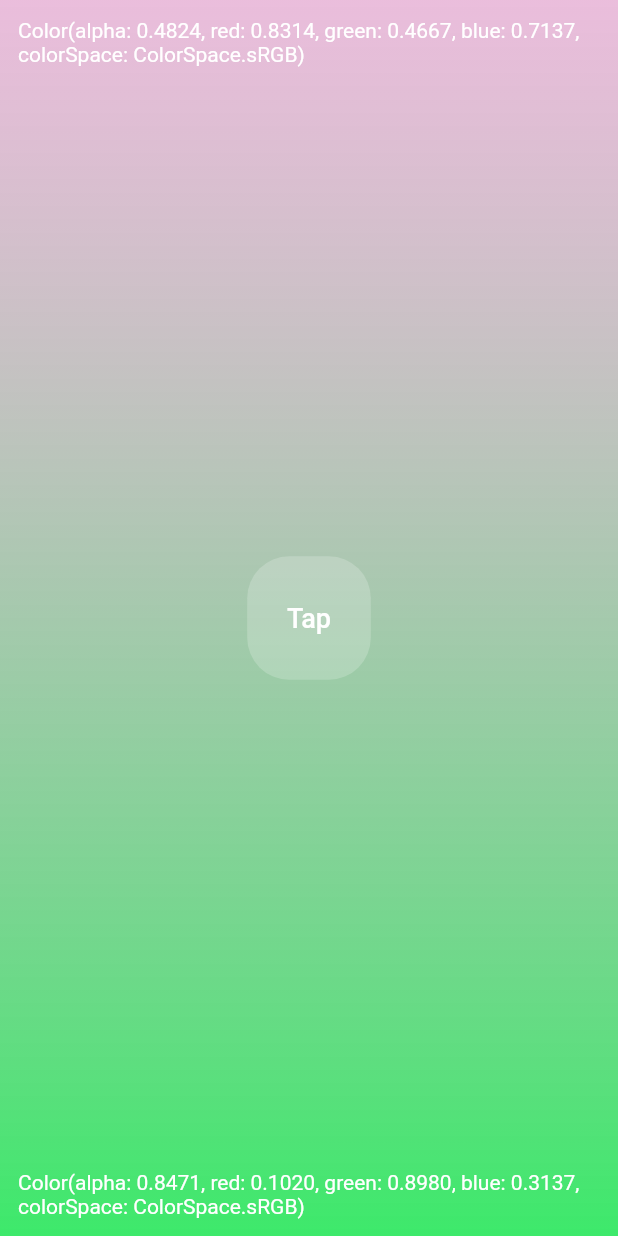
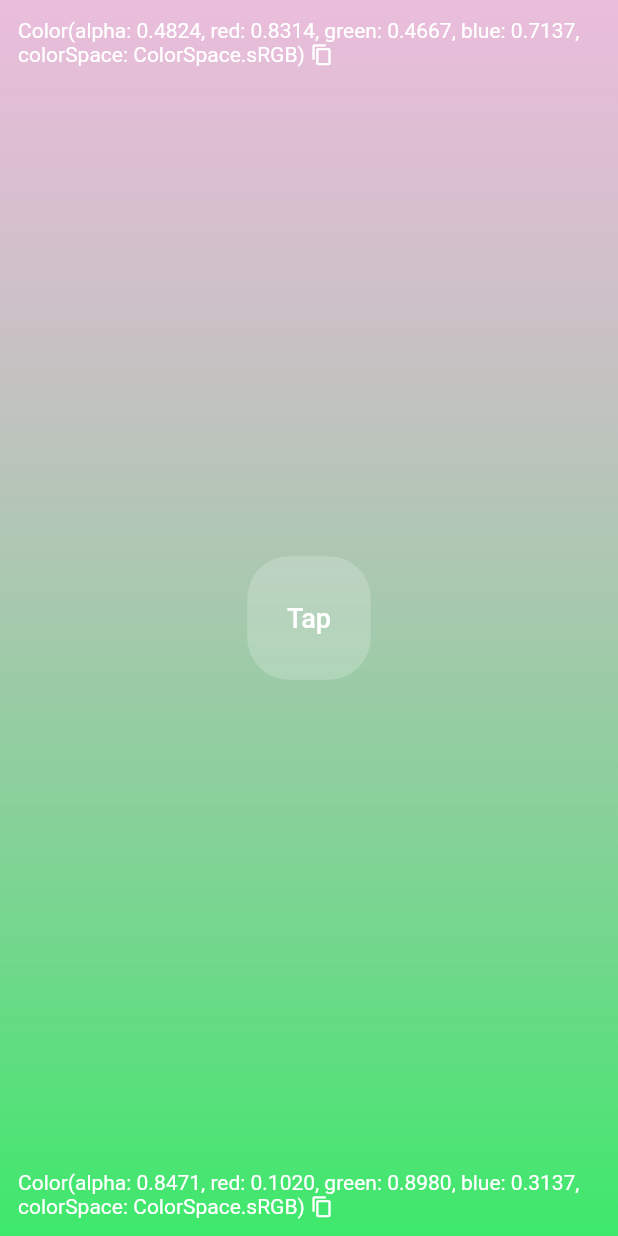
Before and after one commit to RafatMeraz/ostad-practice-projects, a Flutter app: the screen it shows after launch, after a tap on "Tap", on a phone screen of 412 x 824 dp. Run offline on Flutter 3.47's test engine with Material 2 defaults, Android fonts, the phone set to English and light mode, and no system bars; our stand-ins replace fluttertoast.

Commit message:
Can copy color codes, Update readme.md

```diff
--- a/gradient_color_generator/lib/home_screen.dart
+++ b/gradient_color_generator/lib/home_screen.dart
@@ -1,7 +1,9 @@
 import 'dart:math';
 import 'package:flutter/material.dart';
+import 'package:flutter/services.dart';
 import 'package:gradient_color_generator/widget/color_text.dart';
 import 'package:gradient_color_generator/widget/tap_button.dart';
+import 'package:fluttertoast/fluttertoast.dart';
 
 class HomeScreen extends StatefulWidget {
   const HomeScreen({Key? key}) : super(key: key);
@@ -11,7 +13,6 @@ class HomeScreen extends StatefulWidget {
 }
 
 class _HomeScreenState extends State<HomeScreen> {
-
   Random random = Random();
 
   List<int> colorValues = [];
@@ -20,7 +21,7 @@ class _HomeScreenState extends State<HomeScreen> {
 
   @override
   void initState() {
-    for(int i=0; i<=7; i++) {
+    for (int i = 0; i <= 7; i++) {
       colorValues.add(random.nextInt(256));
     }
     super.initState();
@@ -28,8 +29,10 @@ class _HomeScreenState extends State<HomeScreen> {
 
   @override
   Widget build(BuildContext context) {
-    firstColor = Color.fromARGB(colorValues[0], colorValues[1], colorValues[2], colorValues[3]); // [a,r,g,b]
-    secondColor = Color.fromARGB(colorValues[4], colorValues[5], colorValues[6], colorValues[7]);
+    firstColor = Color.fromARGB(colorValues[0], colorValues[1], colorValues[2],
+        colorValues[3]); // [a,r,g,b]
+    secondColor = Color.fromARGB(
+        colorValues[4], colorValues[5], colorValues[6], colorValues[7]);
 
     return Scaffold(
         backgroundColor: Colors.transparent,
@@ -38,10 +41,7 @@ class _HomeScreenState extends State<HomeScreen> {
             gradient: LinearGradient(
               begin: Alignment.topCenter,
               end: Alignment.bottomCenter,
-              colors: [
-                firstColor,
-                secondColor
-              ],
+              colors: [firstColor, secondColor],
             ),
           ),
           child: SafeArea(
@@ -51,23 +51,41 @@ class _HomeScreenState extends State<HomeScreen> {
               child: Column(
                 mainAxisAlignment: MainAxisAlignment.spaceBetween,
                 children: [
-                  ColorText(color: firstColor),
+                  ColorText(
+                    color: firstColor,
+                    onTap: () => copyText(firstColor.toString())
+                  ),
                   TapButton(onTap: updateColor),
-                  ColorText(color: secondColor),
+                  ColorText(
+                    color: secondColor,
+                    onTap: () => copyText(secondColor.toString())
+                  ),
                 ],
               ),
             ),
           ),
-        )
-    );
+        ));
   }
 
   void updateColor() {
     setState(() {
       colorValues.clear();
-      for(int i=0; i<=7; i++) {
+      for (int i = 0; i <= 7; i++) {
         colorValues.add(random.nextInt(256));
       }
     });
   }
+
+  copyText(String colorText) {
+    Clipboard.setData(ClipboardData(text: colorText));
+
+    Fluttertoast.showToast(
+      msg: "Color code copied!",
+      toastLength: Toast.LENGTH_SHORT,
+      gravity: ToastGravity.BOTTOM,
+      backgroundColor: Colors.green,
+      textColor: Colors.white,
+      fontSize: 15.0
+    );
+  }
 }
--- a/gradient_color_generator/lib/widget/color_text.dart
+++ b/gradient_color_generator/lib/widget/color_text.dart
@@ -4,19 +4,34 @@ class ColorText extends StatelessWidget {
   const ColorText({
     super.key,
     required this.color,
+    required this.onTap,
   });
 
   final Color color;
+  final Function() onTap;
 
   @override
   Widget build(BuildContext context) {
     return Padding(
       padding: const EdgeInsets.all(12.0),
-      child: Text(color.toString(),
-        style: const TextStyle(
-            fontSize: 14,
-            fontWeight: FontWeight.w400,
-            color: Colors.white
+      child: GestureDetector(
+        onTap: onTap,
+        child: RichText(
+          text: TextSpan(
+            style: const TextStyle(
+                fontSize: 14,
+                fontWeight: FontWeight.w400,
+                color: Colors.white
+            ),
+            children: [
+              TextSpan(text: color.toString()),
+              const WidgetSpan(child: Padding(
+                padding: EdgeInsets.only(left: 4.0),
+                child: Icon(Icons.copy, color: Colors.white, size: 15,),
+              )
+              )
+            ]
+          ),
         ),
       ),
     );
--- a/gradient_color_generator/pubspec.yaml
+++ b/gradient_color_generator/pubspec.yaml
@@ -35,6 +35,7 @@ dependencies:
   # The following adds the Cupertino Icons font to your application.
   # Use with the CupertinoIcons class for iOS style icons.
   cupertino_icons: ^1.0.2
+  fluttertoast: ^8.2.2
 
 dev_dependencies:
   flutter_test:
```
Also changed, not shown: gradient_color_generator/pubspec.lock, 2 other files.
